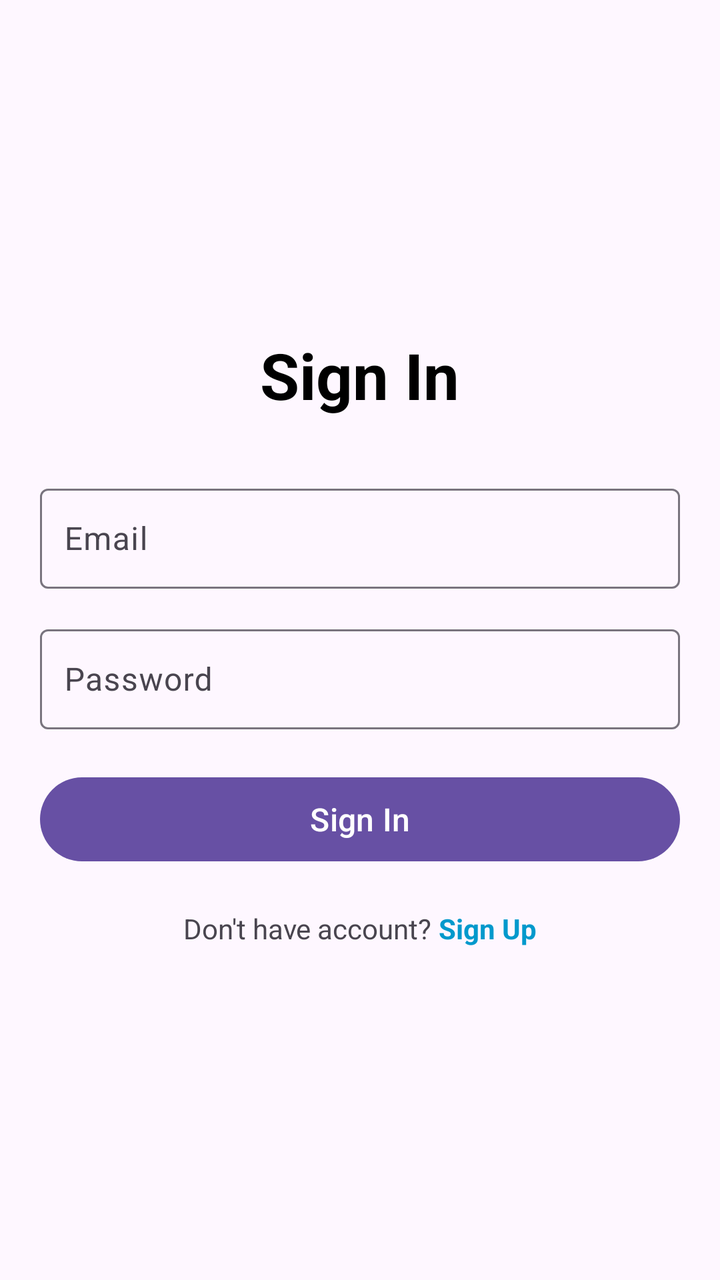
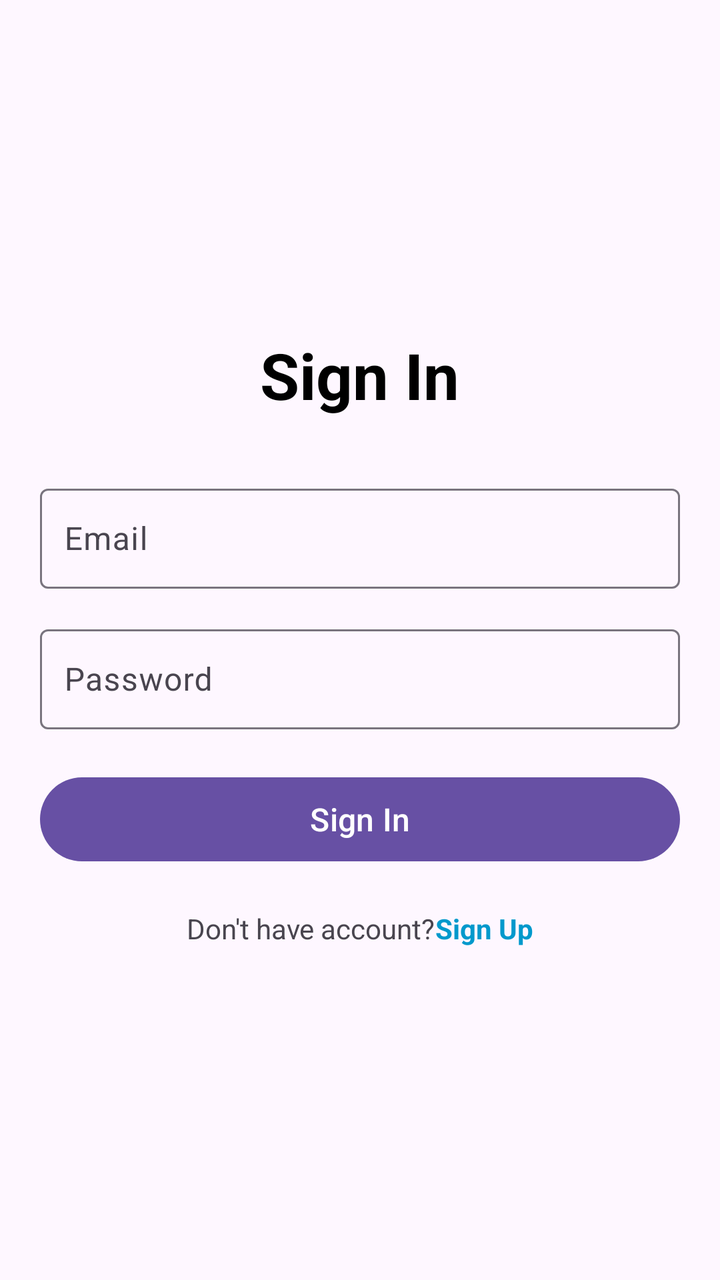

Compare the two renders of this Android layout. The source of the first and the diff that turns it into the second are given below.
<!-- AndroidManifest.xml: application theme Theme.RemoteHub -->
<!-- res/layout/fragment_signin.xml -->
<?xml version="1.0" encoding="utf-8"?>
<LinearLayout xmlns:android="http://schemas.android.com/apk/res/android"
    android:layout_width="match_parent"
    android:layout_height="match_parent"
    android:orientation="vertical"
    android:padding="20dp"
    android:gravity="center">

    <TextView
        android:layout_width="wrap_content"
        android:layout_height="wrap_content"
        android:text="Sign In"
        android:textSize="32sp"
        android:textStyle="bold"
        android:textColor="@android:color/black"
        android:layout_marginBottom="30dp" />

    <com.google.android.material.textfield.TextInputLayout
        android:layout_width="match_parent"
        android:layout_height="wrap_content"
        android:layout_marginBottom="15dp">

        <com.google.android.material.textfield.TextInputEditText
            android:id="@+id/emailEditText"
            android:layout_width="match_parent"
            android:layout_height="50dp"
            android:hint="Email"
            android:inputType="textEmailAddress"
            android:autofillHints="emailAddress"
            android:padding="12dp" />
    </com.google.android.material.textfield.TextInputLayout>

    <com.google.android.material.textfield.TextInputLayout
        android:layout_width="match_parent"
        android:layout_height="wrap_content"
        android:layout_marginBottom="20dp">

        <com.google.android.material.textfield.TextInputEditText
            android:id="@+id/passwordEditText"
            android:layout_width="match_parent"
            android:layout_height="50dp"
            android:hint="Password"
            android:inputType="textPassword"
            android:autofillHints="password"
            android:padding="12dp" />
    </com.google.android.material.textfield.TextInputLayout>

    <Button
        android:id="@+id/signInButton"
        android:layout_width="match_parent"
        android:layout_height="50dp"
        android:text="Sign In"
        android:textSize="16sp" />

    <LinearLayout
        android:layout_width="wrap_content"
        android:layout_height="wrap_content"
        android:orientation="horizontal"
        android:layout_marginTop="20dp">

        <TextView
            android:layout_width="wrap_content"
            android:layout_height="wrap_content"
            android:text="Don't have account? " />

        <TextView
            android:id="@+id/signup_link"
            android:layout_width="wrap_content"
            android:layout_height="wrap_content"
            android:text="Sign Up"
            android:textColor="@android:color/holo_blue_dark"
            android:textStyle="bold" />
    </LinearLayout>

</LinearLayout>
<!-- resources referenced by this layout -->
<resources>
  <style name="Theme.RemoteHub" parent="Base.Theme.RemoteHub" />
  <style name="Base.Theme.RemoteHub" parent="Theme.Material3.DayNight.NoActionBar">
          
          
      </style>
</resources>

<!-- the commit's change to res/layout/fragment_signin.xml (unified diff, before → after) -->
@@ -9,7 +9,7 @@
     <TextView
         android:layout_width="wrap_content"
         android:layout_height="wrap_content"
-        android:text="Sign In"
+        android:text="@string/sign_in"
         android:textSize="32sp"
         android:textStyle="bold"
         android:textColor="@android:color/black"
@@ -24,7 +24,7 @@
             android:id="@+id/emailEditText"
             android:layout_width="match_parent"
             android:layout_height="50dp"
-            android:hint="Email"
+            android:hint="@string/email"
             android:inputType="textEmailAddress"
             android:autofillHints="emailAddress"
             android:padding="12dp" />
@@ -39,7 +39,7 @@
             android:id="@+id/passwordEditText"
             android:layout_width="match_parent"
             android:layout_height="50dp"
-            android:hint="Password"
+            android:hint="@string/password"
             android:inputType="textPassword"
             android:autofillHints="password"
             android:padding="12dp" />
@@ -49,7 +49,7 @@
         android:id="@+id/signInButton"
         android:layout_width="match_parent"
         android:layout_height="50dp"
-        android:text="Sign In"
+        android:text="@string/sign_in"
         android:textSize="16sp" />
 
     <LinearLayout
@@ -61,13 +61,13 @@
         <TextView
             android:layout_width="wrap_content"
             android:layout_height="wrap_content"
-            android:text="Don't have account? " />
+            android:text="@string/don_t_have_account" />
 
         <TextView
             android:id="@+id/signup_link"
             android:layout_width="wrap_content"
             android:layout_height="wrap_content"
-            android:text="Sign Up"
+            android:text="@string/sign_up"
             android:textColor="@android:color/holo_blue_dark"
             android:textStyle="bold" />
     </LinearLayout>
<!-- resource entries referenced after the edit -->
@@ -1,5 +1,10 @@
 <!-- resources referenced by this layout -->
 <resources>
+  <string name="don_t_have_account">Don\'t have account?</string>
+  <string name="email">Email</string>
+  <string name="password">Password</string>
+  <string name="sign_in">Sign In</string>
+  <string name="sign_up">Sign Up</string>
   <style name="Theme.RemoteHub" parent="Base.Theme.RemoteHub" />
   <style name="Base.Theme.RemoteHub" parent="Theme.Material3.DayNight.NoActionBar">
           
